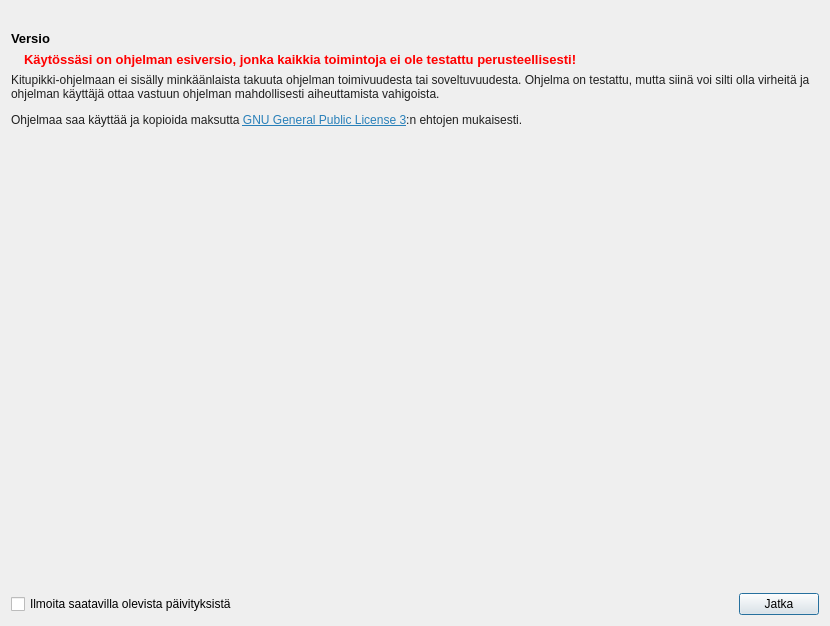
This is kitupiikki/aloitussivu/tervetuloa.ui in artoh/kitupiikki as Qt 5 draws it before an edit. The edited form follows.
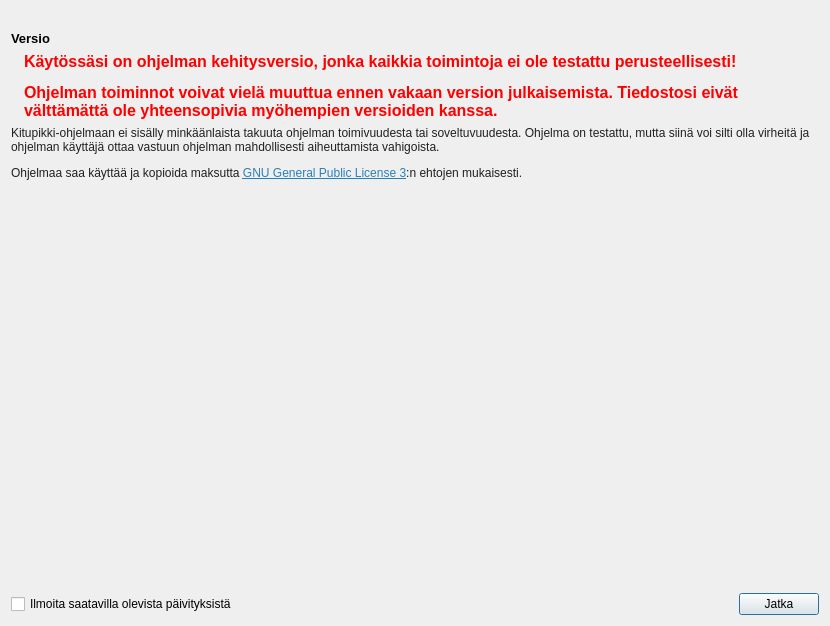
This is the edited form. Icons and pictures are not drawn.

Commit message: Vakavampi esiversiovaroitus

The edit to the form file:
```diff
--- a/kitupiikki/aloitussivu/tervetuloa.ui
+++ b/kitupiikki/aloitussivu/tervetuloa.ui
@@ -58,7 +58,7 @@
       <widget class="QLabel" name="esiVaro">
        <property name="font">
         <font>
-         <pointsize>10</pointsize>
+         <pointsize>12</pointsize>
          <weight>75</weight>
          <bold>true</bold>
         </font>
@@ -67,7 +67,7 @@
         <string notr="true">color: rgb(255, 0, 0);</string>
        </property>
        <property name="text">
-        <string>Käytössäsi on ohjelman esiversio, jonka kaikkia toimintoja ei ole testattu perusteellisesti!</string>
+        <string>&lt;html&gt;&lt;head/&gt;&lt;body&gt;&lt;p&gt;Käytössäsi on ohjelman kehitysversio, jonka kaikkia toimintoja ei ole testattu perusteellisesti!&lt;/p&gt;&lt;p&gt;Ohjelman toiminnot voivat vielä muuttua ennen vakaan version julkaisemista. Tiedostosi eivät välttämättä ole yhteensopivia myöhempien versioiden kanssa.&lt;/p&gt;&lt;/body&gt;&lt;/html&gt;</string>
        </property>
        <property name="wordWrap">
         <bool>true</bool>
```
Left out of the diff: 5 changed lines with no effect on the pictures. The commit also changes 2 other files.
